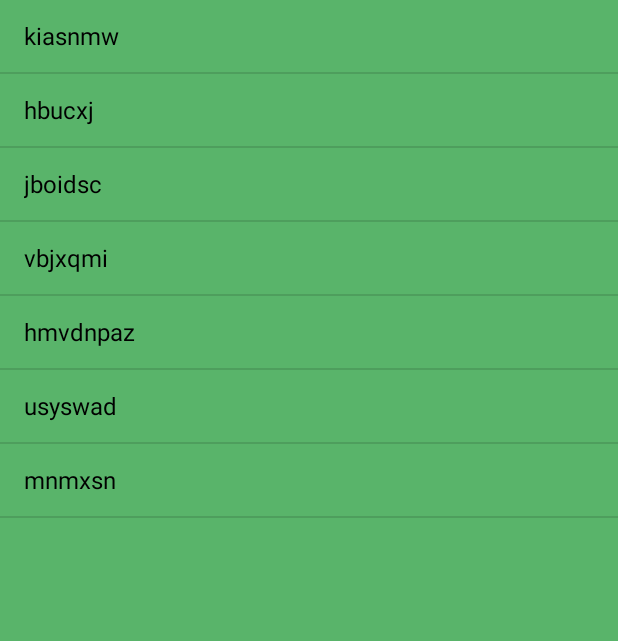
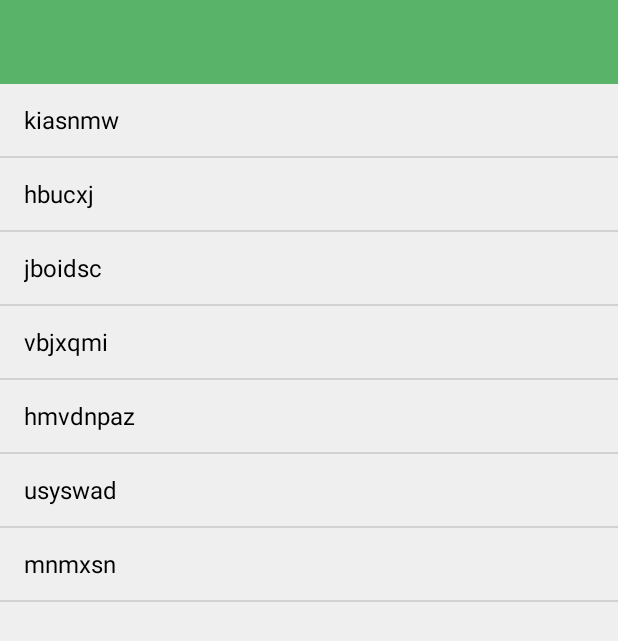
Before and after one commit to itmplog/uidemo2, an Android app: the screen it shows after launch (MainActivity), on a phone screen of 412 x 824 dp. Shown: the top 641 px of the screen. Run offline under Robolectric (Android 15) with nearby library versions, the phone set to English and light mode, and no system bars; libraries missing offline, so code that uses them is left out: com.squareup.leakcanary; 2 statements that could not run were skipped.

Commit message:
translucent statusbar & navigation

```diff
--- a/app/src/main/res/layout/activity_main.xml
+++ b/app/src/main/res/layout/activity_main.xml
@@ -4,15 +4,24 @@
     xmlns:tools="http://schemas.android.com/tools"
     android:layout_width="match_parent"
     android:layout_height="match_parent"
+    android:fitsSystemWindows="true"
     android:id="@+id/sliding_pane_layout"
     tools:context=".ui.MainActivity">
 
+    <LinearLayout
+        android:layout_width="280dp"
+        android:layout_height="match_parent"
+        android:orientation="vertical">
+        <View
+            android:layout_width="match_parent"
+            android:background="@color/colorPrimary"
+            android:layout_height="?attr/actionBarSize"/>
     <ListView android:id="@+id/left_pane"
-        android:layout_width="280dp"
-        android:background="@color/colorPrimary"
+        android:background="#eeeeeeee"
+        android:layout_width="match_parent"
         android:layout_height="match_parent"
         android:layout_gravity="start"/>
-
+    </LinearLayout>
     <android.support.v4.view.ViewPager
         xmlns:android="http://schemas.android.com/apk/res/android"
         android:id="@+id/pager"
--- a/app/src/main/res/values-v21/styles.xml
+++ b/app/src/main/res/values-v21/styles.xml
@@ -19,5 +19,9 @@
         <item name="android:navigationBarColor">@color/colorPrimaryDark</item>
         <item name="android:colorAccent">@color/colorAccent</item>
         <!--<item name="android:statusBarColor">@color/colorPrimaryDark</item> -->
+
+        <item name="android:windowTranslucentStatus">true</item>
+        <item name="android:windowTranslucentNavigation">true</item>
+        <!--<item name="android:windowIsTranslucent">true</item>-->
     </style>
 </resources>
```
